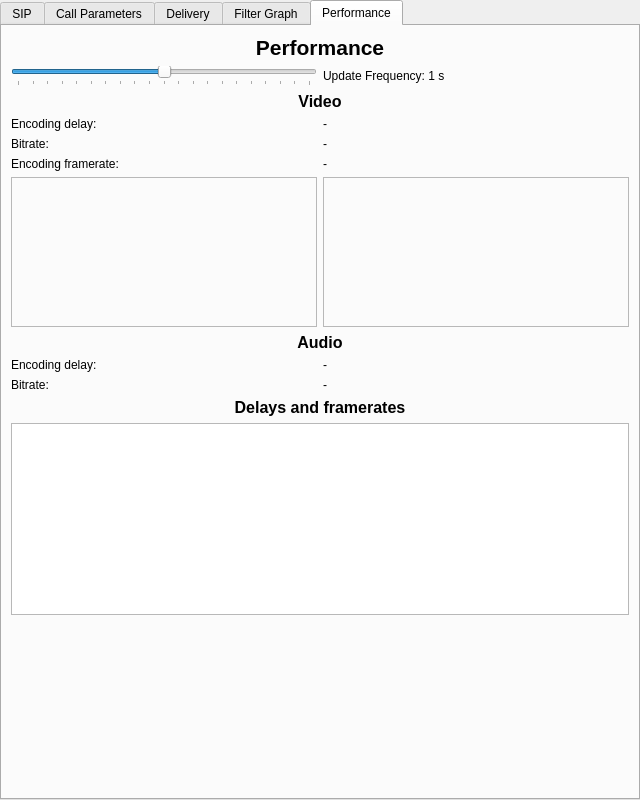
First picture: the form in ui/statisticswindow.ui, repository ultravideo/uvgComm, before the edit.
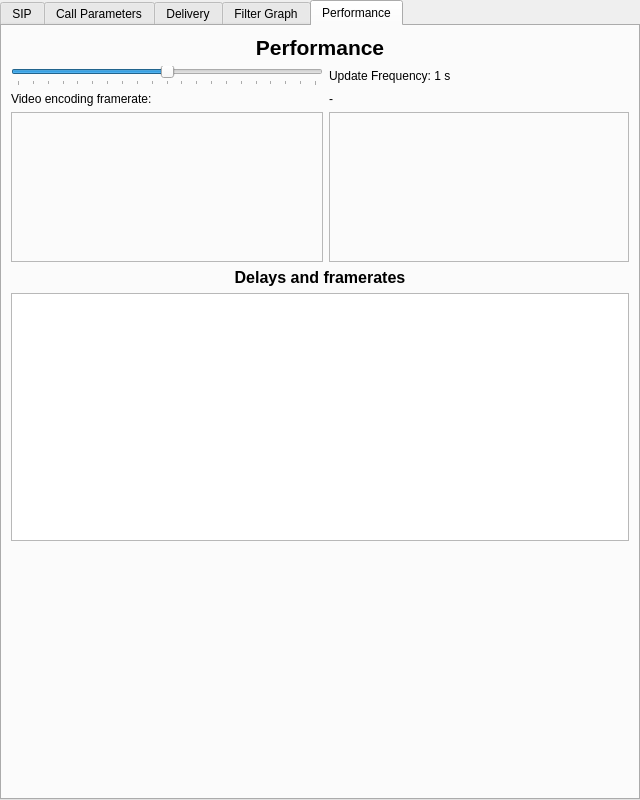
Second picture: the form after the edit. The open tabs and pages were chosen to show the change. Custom widgets are drawn as their Qt base class.

Commit message:
feature(GUI): Show bitrates and encoder delays in charts. Chart titles.
Also removes the text versions of bitrates and encoder delays to save space.

```diff
--- a/ui/statisticswindow.ui
+++ b/ui/statisticswindow.ui
@@ -481,119 +481,15 @@
        <string>Performance</string>
       </attribute>
       <layout class="QGridLayout" name="gridLayout_3">
-       <item row="6" column="1">
-        <widget class="QLabel" name="video_bitrate_value">
+       <item row="3" column="1">
+        <widget class="QLabel" name="update_frequency_label">
          <property name="text">
-          <string>-</string>
-         </property>
-        </widget>
-       </item>
-       <item row="9" column="0" colspan="2">
-        <widget class="QLabel" name="audio">
-         <property name="font">
-          <font>
-           <pointsize>12</pointsize>
-           <weight>75</weight>
-           <bold>true</bold>
-          </font>
-         </property>
-         <property name="text">
-          <string>Audio</string>
-         </property>
-         <property name="alignment">
-          <set>Qt::AlignCenter</set>
+          <string>Update Frequency: 1 s</string>
          </property>
         </widget>
        </item>
        <item row="5" column="1">
-        <widget class="QLabel" name="encode_delay_value">
-         <property name="sizePolicy">
-          <sizepolicy hsizetype="Expanding" vsizetype="Preferred">
-           <horstretch>0</horstretch>
-           <verstretch>0</verstretch>
-          </sizepolicy>
-         </property>
-         <property name="text">
-          <string>-</string>
-         </property>
-        </widget>
-       </item>
-       <item row="7" column="1">
-        <widget class="QLabel" name="encoded_framerate_value">
-         <property name="text">
-          <string>-</string>
-         </property>
-        </widget>
-       </item>
-       <item row="14" column="1">
-        <spacer name="verticalSpacer_2">
-         <property name="orientation">
-          <enum>Qt::Vertical</enum>
-         </property>
-         <property name="sizeHint" stdset="0">
-          <size>
-           <width>20</width>
-           <height>40</height>
-          </size>
-         </property>
-        </spacer>
-       </item>
-       <item row="5" column="0">
-        <widget class="QLabel" name="encode_delay">
-         <property name="text">
-          <string>Encoding delay:</string>
-         </property>
-        </widget>
-       </item>
-       <item row="12" column="0" colspan="2">
-        <widget class="QLabel" name="label_6">
-         <property name="font">
-          <font>
-           <pointsize>12</pointsize>
-           <weight>75</weight>
-           <bold>true</bold>
-          </font>
-         </property>
-         <property name="text">
-          <string>Delays and framerates</string>
-         </property>
-         <property name="alignment">
-          <set>Qt::AlignCenter</set>
-         </property>
-        </widget>
-       </item>
-       <item row="13" column="0" colspan="2">
-        <widget class="QTableWidget" name="performance_table"/>
-       </item>
-       <item row="14" column="0">
-        <spacer name="verticalSpacer">
-         <property name="orientation">
-          <enum>Qt::Vertical</enum>
-         </property>
-         <property name="sizeHint" stdset="0">
-          <size>
-           <width>20</width>
-           <height>40</height>
-          </size>
-         </property>
-        </spacer>
-       </item>
-       <item row="6" column="0">
-        <widget class="QLabel" name="video_bitrate">
-         <property name="text">
-          <string>Bitrate:</string>
-         </property>
-        </widget>
-       </item>
-       <item row="11" column="1">
-        <widget class="QLabel" name="audio_bitrate_value">
-         <property name="text">
-          <string>-</string>
-         </property>
-        </widget>
-       </item>
-       <item row="8" column="1">
-        <widget class="ChartPainter" name="enc_chart">
+        <widget class="ChartPainter" name="enc_delay_chart">
          <property name="minimumSize">
           <size>
            <width>300</width>
@@ -608,67 +504,6 @@
          </property>
         </widget>
        </item>
-       <item row="8" column="0">
-        <widget class="ChartPainter" name="bitrate_chart">
-         <property name="minimumSize">
-          <size>
-           <width>300</width>
-           <height>150</height>
-          </size>
-         </property>
-         <property name="frameShape">
-          <enum>QFrame::StyledPanel</enum>
-         </property>
-         <property name="frameShadow">
-          <enum>QFrame::Raised</enum>
-         </property>
-        </widget>
-       </item>
-       <item row="10" column="0">
-        <widget class="QLabel" name="audio_delay">
-         <property name="text">
-          <string>Encoding delay:</string>
-         </property>
-        </widget>
-       </item>
-       <item row="10" column="1">
-        <widget class="QLabel" name="audio_delay_value">
-         <property name="text">
-          <string>-</string>
-         </property>
-        </widget>
-       </item>
-       <item row="11" column="0">
-        <widget class="QLabel" name="audio_bitrate">
-         <property name="text">
-          <string>Bitrate:</string>
-         </property>
-        </widget>
-       </item>
-       <item row="7" column="0">
-        <widget class="QLabel" name="encoded_framerate">
-         <property name="text">
-          <string>Encoding framerate:</string>
-         </property>
-        </widget>
-       </item>
-       <item row="4" column="0" colspan="2">
-        <widget class="QLabel" name="video">
-         <property name="font">
-          <font>
-           <pointsize>12</pointsize>
-           <weight>75</weight>
-           <bold>true</bold>
-          </font>
-         </property>
-         <property name="text">
-          <string>Video</string>
-         </property>
-         <property name="alignment">
-          <set>Qt::AlignCenter</set>
-         </property>
-        </widget>
-       </item>
        <item row="3" column="0">
         <widget class="QSlider" name="update_frequency">
          <property name="minimum">
@@ -706,13 +541,46 @@
          </property>
         </widget>
        </item>
-       <item row="3" column="1">
-        <widget class="QLabel" name="update_frequency_label">
+       <item row="4" column="1">
+        <widget class="QLabel" name="encoded_framerate_value">
          <property name="text">
-          <string>Update Frequency: 1 s</string>
+          <string>-</string>
          </property>
         </widget>
        </item>
+       <item row="6" column="0" colspan="2">
+        <widget class="QLabel" name="label_6">
+         <property name="font">
+          <font>
+           <pointsize>12</pointsize>
+           <weight>75</weight>
+           <bold>true</bold>
+          </font>
+         </property>
+         <property name="text">
+          <string>Delays and framerates</string>
+         </property>
+         <property name="alignment">
+          <set>Qt::AlignCenter</set>
+         </property>
+        </widget>
+       </item>
+       <item row="8" column="0">
+        <spacer name="verticalSpacer">
+         <property name="orientation">
+          <enum>Qt::Vertical</enum>
+         </property>
+         <property name="sizeHint" stdset="0">
+          <size>
+           <width>20</width>
+           <height>40</height>
+          </size>
+         </property>
+        </spacer>
+       </item>
+       <item row="7" column="0" colspan="2">
+        <widget class="QTableWidget" name="performance_table"/>
+       </item>
        <item row="2" column="0" colspan="2">
         <widget class="QLabel" name="label_3">
          <property name="font">
@@ -730,6 +598,42 @@
          </property>
         </widget>
        </item>
+       <item row="4" column="0">
+        <widget class="QLabel" name="encoded_framerate">
+         <property name="text">
+          <string>Video encoding framerate:</string>
+         </property>
+        </widget>
+       </item>
+       <item row="8" column="1">
+        <spacer name="verticalSpacer_2">
+         <property name="orientation">
+          <enum>Qt::Vertical</enum>
+         </property>
+         <property name="sizeHint" stdset="0">
+          <size>
+           <width>20</width>
+           <height>40</height>
+          </size>
+         </property>
+        </spacer>
+       </item>
+       <item row="5" column="0">
+        <widget class="ChartPainter" name="bitrate_chart">
+         <property name="minimumSize">
+          <size>
+           <width>300</width>
+           <height>150</height>
+          </size>
+         </property>
+         <property name="frameShape">
+          <enum>QFrame::StyledPanel</enum>
+         </property>
+         <property name="frameShadow">
+          <enum>QFrame::Raised</enum>
+         </property>
+        </widget>
+       </item>
       </layout>
      </widget>
     </widget>
```
The commit also changes 3 other files.
